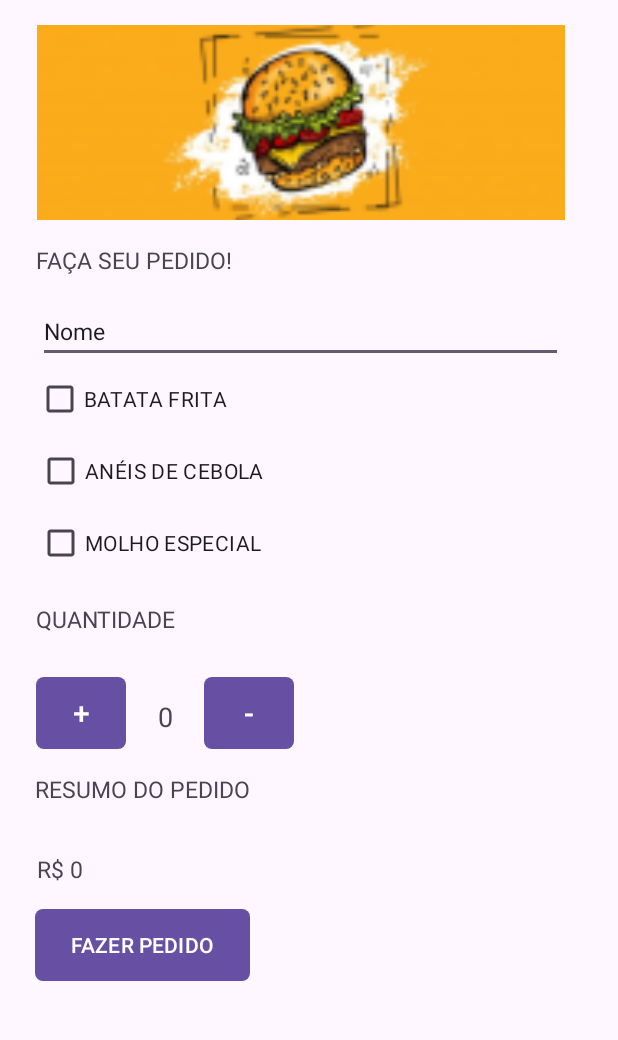
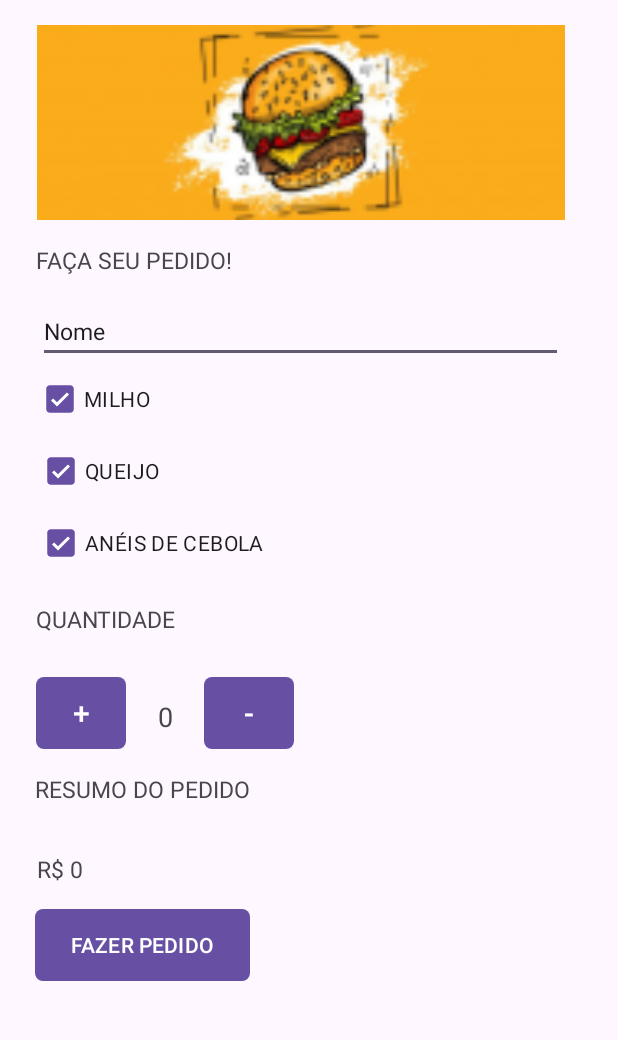
Before and after one commit to AlineStrass/HamburgueriaZ, an Android app: the screen it shows after launch (MainActivity), after a tap on "FAZER PEDIDO", on a phone screen of 412 x 824 dp, the part 87-1127 px from its top. Run offline under Robolectric (Android 15) with nearby library versions, the phone set to English and light mode, and no system bars; 3 other taps on this screen came first.

```diff
--- a/app/src/main/java/com/example/hamburgueriaz/MainActivity.java
+++ b/app/src/main/java/com/example/hamburgueriaz/MainActivity.java
@@ -1,10 +1,9 @@
 package com.example.hamburgueriaz;
 
 import android.os.Bundle;
-import android.text.InputFilter;
-import android.util.Log;
 import android.view.View;
 import android.widget.Button;
+import android.widget.CheckBox;
 import android.widget.EditText;
 import android.widget.TextView;
 import androidx.activity.EdgeToEdge;
@@ -12,7 +11,7 @@ import androidx.appcompat.app.AppCompatActivity;
 import androidx.core.graphics.Insets;
 import androidx.core.view.ViewCompat;
 import androidx.core.view.WindowInsetsCompat;
-import android.widget.RadioGroup;
+
 import android.widget.Toast;
 
 
@@ -20,12 +19,15 @@ public class MainActivity extends AppCompatActivity {
 
     //instanciando objetos das views que irão ter alguma interação.
     private TextView mTextView;
+    private TextView mTextViewTotalCompra;
     private TextView mTextViewQntCompra;
     private EditText mEditText;
     private Button mButtomSoma;
     private Button mButtomSubtrai;
     private Button mButtomPedido;
-
+    private CheckBox mCheckBox01;
+    private CheckBox mCheckBox02;
+    private CheckBox mCheckBox03;
 
     @Override
     protected void onCreate(Bundle savedInstanceState) {
@@ -42,14 +44,15 @@ public class MainActivity extends AppCompatActivity {
         mTextView = findViewById(R.id.textView2);
         mTextView = findViewById(R.id.textView);
         mTextView = findViewById(R.id.textView4);
-        mTextView = findViewById(R.id.textView5);
+        mTextViewTotalCompra = findViewById(R.id.textView5);
         mTextViewQntCompra = findViewById(R.id.textView3);
         mEditText = findViewById(R.id.editTextText);
         mButtomSoma = findViewById(R.id.button);
         mButtomSubtrai = findViewById(R.id.button2);
         mButtomPedido = findViewById(R.id.button3);
-
-
+        mCheckBox01 = findViewById(R.id.checkBox);
+        mCheckBox02 = findViewById(R.id.checkBox2);
+        mCheckBox03 = findViewById(R.id.checkBox3);
 
         mButtomSoma.setOnClickListener(new View.OnClickListener() {
             @Override
@@ -57,12 +60,14 @@ public class MainActivity extends AppCompatActivity {
                 //mensagem de teste
                 //Toast.makeText(MainActivity.this, "aumentar", Toast.LENGTH_SHORT).show();
                 int valor;
+                //captura o campo
                 mTextViewQntCompra.getText().toString();
                 //converte a string em inteiro
                 valor =  Integer.parseInt(mTextViewQntCompra.getText().toString());
                 valor = valor + 1;
-
+                //converte para string
                 String converteValor = String.valueOf(valor);
+                //adiciona a info ao campo
                 mTextViewQntCompra.setText(converteValor);
             }
         });
@@ -70,16 +75,14 @@ public class MainActivity extends AppCompatActivity {
         mButtomSubtrai.setOnClickListener(new View.OnClickListener(){
             @Override
             public void onClick(View v){
-                Toast.makeText(MainActivity.this, "diminuir", Toast.LENGTH_SHORT).show();
+                //Toast.makeText(MainActivity.this, "diminuir", Toast.LENGTH_SHORT).show();
 
                 int valor;
                 mTextViewQntCompra.getText().toString();
                 valor =  Integer.parseInt(mTextViewQntCompra.getText().toString());
-
                 if (valor > 0){
                     valor = valor - 1;
                 }
-
                 String converteValor = String.valueOf(valor);
                 mTextViewQntCompra.setText(converteValor);
             }
@@ -89,16 +92,61 @@ public class MainActivity extends AppCompatActivity {
             @Override
             public void onClick(View v) {
                 Toast.makeText(MainActivity.this, "comprar", Toast.LENGTH_SHORT).show();
+
+
             }
 
         });
+
+        mCheckBox01.setOnClickListener(new View.OnClickListener() {
+            @Override
+            public void onClick(View v) {
+                int adicional = 0;
+                int precoTotal = 20;
+                if (mCheckBox01.isChecked()) {
+                    adicional = adicional + 2;
+                    Toast.makeText(MainActivity.this, "opcao 1", Toast.LENGTH_SHORT).show();
+                }
+
+        mCheckBox02.setOnClickListener(new View.OnClickListener() {
+            @Override
+            public void onClick(View v) {
+                int adicional = 0;
+                if (mCheckBox02.isChecked()) {
+                    adicional = adicional + 2;
+                    Toast.makeText(MainActivity.this, "opcao 2", Toast.LENGTH_SHORT).show();
+                }
+            }
+        });
+
+        mCheckBox03.setOnClickListener(new View.OnClickListener() {
+            @Override
+            public void onClick(View v) {
+                int adicional = 0;
+                if (mCheckBox03.isChecked()) {
+                    adicional = adicional + 3;
+                    Toast.makeText(MainActivity.this, "opcao 3", Toast.LENGTH_SHORT).show();
+                }
+            }
+        });
+
+
+                precoTotal = precoTotal + adicional;
+
+                //int converteTotal = Integer.valueOf(precoTotal);
+               // mTextViewQntCompra.setText(converteTotal);
+
+            }
+        });
+
+    }
 
 
 
 
 
 
-    }
+
 
 
 }
--- a/app/src/main/res/layout/activity_main.xml
+++ b/app/src/main/res/layout/activity_main.xml
@@ -69,14 +69,14 @@
     <CheckBox
         android:id="@+id/checkBox"
         style="@style/CheckBox"
-        android:text="Batata Frita"
+        android:text="Milho"
         app:layout_constraintStart_toStartOf="parent"
         app:layout_constraintTop_toBottomOf="@+id/editTextText" />
 
     <CheckBox
         android:id="@+id/checkBox2"
         style="@style/CheckBox"
-        android:text="Anéis de Cebola"
+        android:text="Queijo"
         app:layout_constraintEnd_toEndOf="parent"
         app:layout_constraintHorizontal_bias="0.003"
         app:layout_constraintStart_toStartOf="parent"
@@ -85,7 +85,7 @@
     <CheckBox
         android:id="@+id/checkBox3"
         style="@style/CheckBox"
-        android:text="Molho especial"
+        android:text="Anéis de Cebola"
         app:layout_constraintEnd_toEndOf="parent"
         app:layout_constraintHorizontal_bias="0.003"
         app:layout_constraintStart_toStartOf="parent"
```
